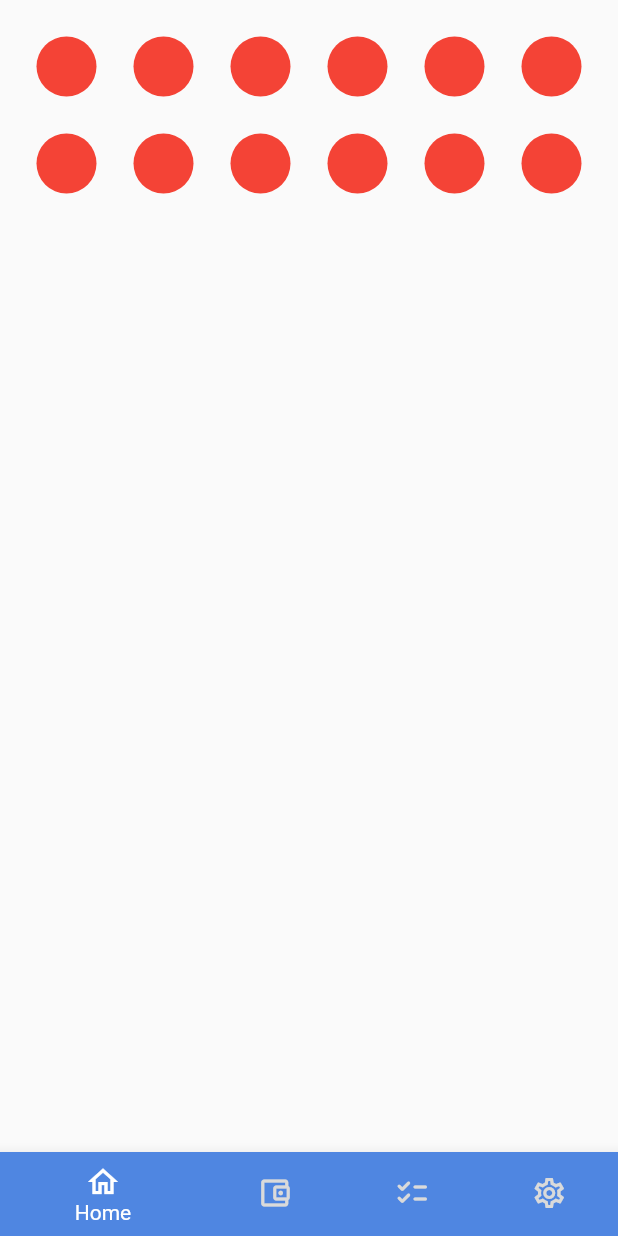
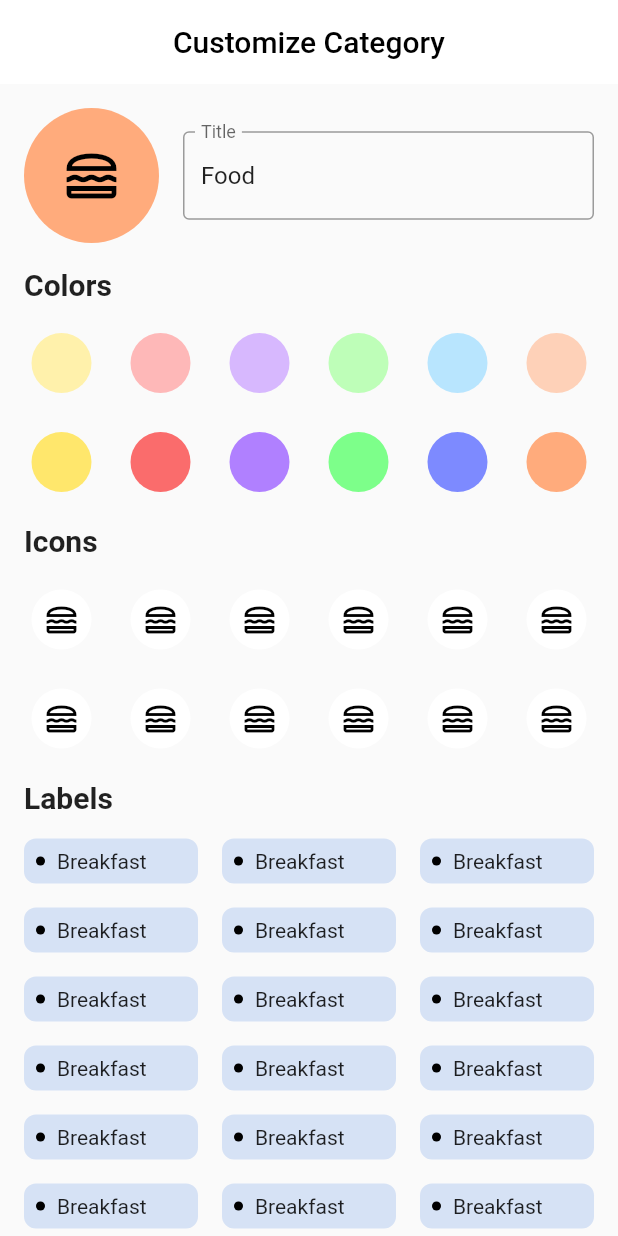
Before and after one commit to YasserMahmoud1/Masroofy, a Flutter app: the screen it shows after launch, on a phone screen of 412 x 824 dp. Run offline on Flutter 3.47's test engine with Material 2 defaults, Android fonts, the phone set to English and light mode, and no system bars; our stand-ins replace flutter_bloc, hexcolor.

Commit message:
modified:   lib/app_cubit.dart 	modified:   lib/app_states.dart 	modified:   lib/categories_page.dart 	modified:   lib/components.dart 	modified:   lib/consts.dart 	new file:   lib/customize_category_page.dart 	modified:   lib/home_page.dart 	modified:   lib/main.dart 	modified:   lib/main_page.dart 	new file:   lib/model.dart 	modified:   lib/settings_page.dart 	modified:   pubspec.lock 	modified:   pubspec.yaml

```diff
--- a/lib/app_cubit.dart
+++ b/lib/app_cubit.dart
@@ -1,10 +1,30 @@
-import 'package:bloc/bloc.dart';
+import 'package:flutter/material.dart';
 import 'package:flutter_bloc/flutter_bloc.dart';
 import 'package:masroofy/app_states.dart';
 
-class AppCubit extends Cubit<AppStates>
-{
+import 'goals_page.dart';
+import 'home_page.dart';
+import 'settings_page.dart';
+import 'wallet_page.dart';
+
+class AppCubit extends Cubit<AppStates> {
   AppCubit(super.initialState);
-  static AppCubit get(context) => BlocProvider.of(context);
+  static AppCubit get(context)=> BlocProvider.of(context);
+  bool isDark = false;
+  int currentPageIndex = 0;
+  List<Widget> screens = [
+    HomePage(),
+    WalletPage(),
+    GoalsPage(),
+    SettingsPage(),
+  ];
+  void changeDarkMode(bool value) {
+    isDark = value;
+    emit(DarkModeChange());
+  }
 
+  void changeNavBarPage(int value) {
+    currentPageIndex = value;
+    emit(ChangeNavBarPage());
+  }
 }
--- a/lib/app_states.dart
+++ b/lib/app_states.dart
@@ -1,3 +1,5 @@
 abstract class AppStates {}
 
-class NightMode extends AppStates{}
+class InitialState extends AppStates{}
+class DarkModeChange extends AppStates{}
+class ChangeNavBarPage extends AppStates{}
--- a/lib/categories_page.dart
+++ b/lib/categories_page.dart
@@ -1,6 +1,8 @@
 import 'package:flutter/material.dart';
+import 'package:masroofy/model.dart';
 
 import 'consts.dart';
+import 'customize_category_page.dart';
 
 class CategoriesPage extends StatelessWidget {
   const CategoriesPage({Key? key}) : super(key: key);
@@ -34,7 +36,10 @@ class CategoriesPage extends StatelessWidget {
                 child: Row(
                   children: const [
                     CircleAvatar(
-                      child: Icon(Icons.lunch_dining_outlined,color: Colors.black,),
+                      child: Icon(
+                        Icons.lunch_dining_outlined,
+                        color: Colors.black,
+                      ),
                       radius: 20,
                       backgroundColor: Color.fromARGB(255, 245, 241, 175),
                     ),
@@ -57,7 +62,14 @@ class CategoriesPage extends StatelessWidget {
       ),
       floatingActionButton: FloatingActionButton(
         child: Icon(Icons.add),
-        onPressed: (() {}),
+        onPressed: (() {
+          Category category = Category(
+              title: "Food",
+              color: "4681E2",
+              iconData: ((Icons.lunch_dining_outlined).codePoint));
+          Navigator.of(context).push(MaterialPageRoute(
+              builder: (context) => CustomizeCategoryPage(category: category)));
+        }),
         backgroundColor: primaryColor,
       ),
     );
--- a/lib/components.dart
+++ b/lib/components.dart
@@ -1,13 +1,16 @@
 import 'package:flutter/material.dart';
+import 'package:hexcolor/hexcolor.dart';
 
 class SelectableAvatar extends StatelessWidget {
-  const SelectableAvatar(
+  SelectableAvatar(
       {Key? key,
-      required this.color,
+      this.color,
+      this.iconData,
       required this.onTab,
       required this.isSelected})
       : super(key: key);
-  final Color color;
+  String? color;
+  int? iconData;
   final bool isSelected;
   final VoidCallback onTab;
   @override
@@ -18,8 +21,12 @@ class SelectableAvatar extends StatelessWidget {
         alignment: Alignment.center,
         children: [
           CircleAvatar(
-            backgroundColor: color,
+            backgroundColor: HexColor(color ?? "FFFFFF"),
             radius: 20,
+            child: iconData != null ?Icon(
+              IconData(iconData!, fontFamily: "MaterialIcons"),
+              color: Colors.black,
+            ):null,
           ),
           Container(
             height: 40,
@@ -29,7 +36,8 @@ class SelectableAvatar extends StatelessWidget {
               borderRadius: BorderRadius.circular(20),
             ),
           ),
-          isSelected? const Icon(
+          isSelected
+              ? const Icon(
                   Icons.check,
                   color: Colors.white,
                 )
--- a/lib/consts.dart
+++ b/lib/consts.dart
@@ -1,4 +1,5 @@
 import 'package:flutter/material.dart';
+import 'package:hexcolor/hexcolor.dart';
 
-Color primaryColor = Color.fromARGB(255, 79, 134, 225);
-Color secondaryColor = Color.fromARGB(51, 79, 135, 225);
+Color primaryColor = HexColor("4681E2");
+Color secondaryColor = HexColor("4681E2").withOpacity(.20);
--- /dev/null
+++ b/lib/customize_category_page.dart
@@ -0,0 +1,266 @@
+import 'package:dotted_border/dotted_border.dart';
+import 'package:flutter/material.dart';
+import 'package:flutter_staggered_grid_view/flutter_staggered_grid_view.dart';
+import 'package:hexcolor/hexcolor.dart';
+import 'package:masroofy/consts.dart';
+import 'package:masroofy/model.dart';
+
+import 'components.dart';
+
+List<String> colors = [
+  "FFF1AB",
+  "FEB8B8",
+  "D7B8FE",
+  "BEFEB8",
+  "B8E5FE",
+  "FED1B8",
+  "FFE76C",
+  "FA6C6C",
+  "B080FF",
+  "7DFF8A",
+  "7D8AFF",
+  "FFAB7C",
+];
+List<int> icons = [
+  (Icons.lunch_dining_outlined).codePoint,
+  (Icons.lunch_dining_outlined).codePoint,
+  (Icons.lunch_dining_outlined).codePoint,
+  (Icons.lunch_dining_outlined).codePoint,
+  (Icons.lunch_dining_outlined).codePoint,
+  (Icons.lunch_dining_outlined).codePoint,
+  (Icons.lunch_dining_outlined).codePoint,
+  (Icons.lunch_dining_outlined).codePoint,
+  (Icons.lunch_dining_outlined).codePoint,
+  (Icons.lunch_dining_outlined).codePoint,
+  (Icons.lunch_dining_outlined).codePoint,
+  (Icons.lunch_dining_outlined).codePoint,
+];
+List labels = [
+  "Breakfast",
+  "Breakfast",
+  "Breakfast",
+  "Breakfast",
+  "Breakfast",
+  "Breakfast",
+  "Breakfast",
+  "Breakfast",
+  "Breakfast",
+  "Breakfast",
+  "Breakfast",
+  "Breakfast",
+  "Breakfast",
+  "Breakfast",
+  "Breakfast",
+  "Breakfast",
+  "Breakfast",
+  "Breakfast",
+  "Breakfast",
+  "Breakfast",
+  "Breakfast",
+  "Breakfast",
+  "Breakfast",
+  "Breakfast",
+];
+
+class CustomizeCategoryPage extends StatefulWidget {
+  CustomizeCategoryPage({Key? key, required this.category}) : super(key: key);
+  Category category;
+  @override
+  State<CustomizeCategoryPage> createState() =>
+      _CustomizeCategoryPageState(category: category);
+}
+
+class _CustomizeCategoryPageState extends State<CustomizeCategoryPage> {
+  _CustomizeCategoryPageState({required this.category});
+  Category category;
+
+  var selectedColor = 0;
+  var selectedIcon = 0;
+
+  void changeColor(int i) {
+    setState(() {
+      selectedColor = i;
+      category.changeColor(colors[i - 1]);
+    });
+  }
+
+  void changeIcon(int i) {
+    setState(() {
+      selectedIcon = i;
+      category.changeIconData(icons[i - 1]);
+    });
+  }
+
+  @override
+  Widget build(BuildContext context) {
+    final titleController = TextEditingController(text: category.title);
+
+    return Scaffold(
+      appBar: AppBar(
+        iconTheme: const IconThemeData(color: Colors.black),
+        title: const Text(
+          "Customize Category",
+          style: TextStyle(color: Colors.black),
+        ),
+        centerTitle: true,
+        backgroundColor: Colors.white,
+        elevation: 0,
+      ),
+      body: SingleChildScrollView(
+        child: Padding(
+          padding: const EdgeInsets.all(16),
+          child: Column(
+            crossAxisAlignment: CrossAxisAlignment.start,
+            children: [
+              Row(
+                children: [
+                  CircleAvatar(
+                    backgroundColor: HexColor(category.color),
+                    radius: 45,
+                    child: Icon(
+                      IconData(category.iconData, fontFamily: "MaterialIcons"),
+                      size: 40,
+                      color: Colors.black,
+                    ),
+                  ),
+                  const SizedBox(
+                    width: 16,
+                  ),
+                  Expanded(
+                    child: TextFormField(
+                      controller: titleController,
+                      decoration: const InputDecoration(
+                        labelText: 'Title',
+                        border: OutlineInputBorder(),
+                      ),
+                      onChanged: ((value) => category.changeTitle(value)),
+                    ),
+                  ),
+                ],
+              ),
+              const SizedBox(
+                height: 16,
+              ),
+              const Text(
+                "Colors",
+                style: TextStyle(fontSize: 20, fontWeight: FontWeight.bold),
+              ),
+              const SizedBox(
+                height: 16,
+              ),
+              GridView.count(
+                physics: const NeverScrollableScrollPhysics(),
+                shrinkWrap: true,
+                crossAxisSpacing: 16,
+                mainAxisSpacing: 16,
+                crossAxisCount: 6,
+                children: <Widget>[
+                  for (int i = 0; i < colors.length; i++)
+                    SelectableAvatar(
+                      color: colors[i],
+                      onTab: (() => changeColor(i + 1)),
+                      isSelected: i + 1 == selectedColor,
+                    )
+                ],
+              ),
+              const SizedBox(
+                height: 16,
+              ),
+              const Text(
+                "Icons",
+                style: TextStyle(fontSize: 20, fontWeight: FontWeight.bold),
+              ),
+              const SizedBox(
+                height: 16,
+              ),
+              GridView.count(
+                physics: const NeverScrollableScrollPhysics(),
+                shrinkWrap: true,
+                crossAxisSpacing: 16,
+                mainAxisSpacing: 16,
+                crossAxisCount: 6,
+                children: <Widget>[
+                  for (int i = 0; i < icons.length; i++)
+                    SelectableAvatar(
+                      iconData: icons[i],
+                      onTab: (() => changeIcon(i + 1)),
+                      isSelected: i + 1 == selectedIcon,
+                    )
+                ],
+              ),
+              const SizedBox(
+                height: 16,
+              ),
+              const Text(
+                "Labels",
+                style: TextStyle(fontSize: 20, fontWeight: FontWeight.bold),
+              ),
+              const SizedBox(
+                height: 16,
+              ),
+              StaggeredGrid.count(
+                mainAxisSpacing: 16,
+                crossAxisSpacing: 16,
+                crossAxisCount: 3,
+                children: <Widget>[
+                  for (int i = 0; i < labels.length; i++)
+                    Container(
+                      decoration: BoxDecoration(
+                          color: secondaryColor,
+                          borderRadius: BorderRadius.circular(8)),
+                      child: Padding(
+                        padding: const EdgeInsetsDirectional.only(start: 8.0),
+                        child: SizedBox(
+                          height: 30,
+                          child: Row(
+                            mainAxisSize: MainAxisSize.min,
+                            children: [
+                              const CircleAvatar(
+                                backgroundColor: Colors.black,
+                                radius: 3,
+                              ),
+                              const SizedBox(width: 8),
+                              Text(labels[i]),
+                            ],
+                          ),
+                        ),
+                      ),
+                    ),
+                  InkWell(
+                    onTap: () {
+
+                    },
+                    child: Container(
+
+                      height: 30,
+                      decoration: BoxDecoration(
+                        borderRadius: BorderRadius.circular(8),
+
+                        color: secondaryColor
+                      ),
+                      child: Padding(
+                        padding: const EdgeInsetsDirectional.only(start:8.0),
+                        child: Row(
+                          children: const [
+                            Icon(
+                              Icons.add,
+                              size: 20,
+                            ),
+                            SizedBox(
+                              width: 8,
+                            ),
+                            Text("Add Label"),
+                          ],
+                        ),
+                      ),
+                    ),
+                  ),
+                ],
+              ),
+            ],
+          ),
+        ),
+      ),
+    );
+  }
+}
--- a/lib/home_page.dart
+++ b/lib/home_page.dart
@@ -1,39 +1,14 @@
 import 'package:flutter/material.dart';
-import 'package:masroofy/components.dart';
 
-class HomePage extends StatefulWidget {
-  const HomePage({Key? key}) : super(key: key);
-
-  @override
-  State<HomePage> createState() => _HomePageState();
-}
-
-class _HomePageState extends State<HomePage> {
-  @override
-  int indexSelected = 0;
-  void checkOption(index) {
-    setState(() {
-      indexSelected = index;
-    });
-  }
+class HomePage extends StatelessWidget {
+  HomePage({Key? key}) : super(key: key);
+  int icondata = (Icons.lunch_dining_outlined).codePoint;
 
   @override
   Widget build(BuildContext context) {
     return Padding(
       padding: const EdgeInsets.all(20.0),
-      child: GridView.count(
-        crossAxisSpacing: 16,
-        mainAxisSpacing: 16,
-        crossAxisCount: 6,
-        children: <Widget>[
-          for (int i = 0; i < 12; i++)
-            SelectableAvatar(
-              color: Colors.red,
-              onTab: () => checkOption(i+1),
-              isSelected: i+1 == indexSelected,
-            )
-        ],
-      ),
+      child: Icon(IconData(icondata, fontFamily: "MaterialIcons")),
     );
   }
 }
--- a/lib/main.dart
+++ b/lib/main.dart
@@ -1,5 +1,6 @@
 import 'package:flutter/material.dart';
-import 'main_page.dart';
+import 'customize_category_page.dart';
+import 'model.dart';
 
 void main() {
   runApp(const MyApp());
@@ -11,9 +12,16 @@ class MyApp extends StatelessWidget {
   // This widget is the root of your application.
   @override
   Widget build(BuildContext context) {
+    Category category = Category(
+        title: "Food",
+        color: "FFAB7C",
+        iconData: ((Icons.lunch_dining_outlined).codePoint));
+
     return MaterialApp(
       debugShowCheckedModeBanner: false,
-      home: MainPage(),
+      home: CustomizeCategoryPage(
+        category: category,
+      ),
     );
   }
 }
--- a/lib/main_page.dart
+++ b/lib/main_page.dart
@@ -1,39 +1,33 @@
 import 'package:flutter/material.dart';
+import 'package:flutter_bloc/flutter_bloc.dart';
+import 'package:masroofy/app_cubit.dart';
+import 'package:masroofy/app_states.dart';
 import 'package:masroofy/consts.dart';
 import 'package:masroofy/goals_page.dart';
 import 'package:masroofy/home_page.dart';
 import 'package:masroofy/settings_page.dart';
 import 'package:masroofy/wallet_page.dart';
 
-class MainPage extends StatefulWidget {
+class MainPage extends StatelessWidget {
   MainPage({super.key});
-
-  @override
-  State<MainPage> createState() => _MainPageState();
-}
-
-class _MainPageState extends State<MainPage> {
-  List<Widget> screens = [
-    HomePage(),
-    WalletPage(),
-    GoalsPage(),
-    SettingsPage(),
-  ];
-
-  int currentIndex = 0;
-
   @override
   Widget build(BuildContext context) {
+    return BlocProvider(
+      create: (context) => AppCubit(InitialState()),
+      child: BlocConsumer<AppCubit,AppStates>(
+          listener: (context, state) {},
+          builder: (context, state) {
+            AppCubit cubit = AppCubit.get(context);
+
             return SafeArea(
               child: Scaffold(
-        body: screens[currentIndex],
+                body: cubit.screens[cubit.currentPageIndex],
                 bottomNavigationBar: BottomNavigationBar(
                   selectedItemColor: Colors.white,
                   unselectedItemColor: const Color.fromARGB(255, 218, 218, 218),
-          currentIndex: currentIndex,
+                  currentIndex: cubit.currentPageIndex,
                   onTap: (value) {
-            currentIndex = value;
-            setState(() {});
+                    cubit.changeNavBarPage(value);
                   },
                   items: [
                     BottomNavigationBarItem(
@@ -60,5 +54,7 @@ class _MainPageState extends State<MainPage> {
                 ),
               ),
             );
+          }),
+    );
   }
 }
--- /dev/null
+++ b/lib/model.dart
@@ -0,0 +1,18 @@
+class Category {
+  String title;
+  String color;
+  int iconData;
+
+  Category({required this.title, required this.color, required this.iconData});
+  void changeColor(String value) {
+    color = value;
+  }
+  void changeTitle(String value) {
+    title = value;
+  }
+  void changeIconData(int value) {
+    iconData = value;
+  }
+  String getColor() => color;
+
+}
--- a/lib/settings_page.dart
+++ b/lib/settings_page.dart
@@ -1,28 +1,25 @@
 import 'package:flutter/material.dart';
-import 'package:hexcolor/hexcolor.dart';
+import 'package:flutter_bloc/flutter_bloc.dart';
+import 'package:masroofy/app_cubit.dart';
+import 'package:masroofy/app_states.dart';
 import 'package:masroofy/categories_page.dart';
 import 'package:masroofy/consts.dart';
 
-class SettingsPage extends StatefulWidget {
+class SettingsPage extends StatelessWidget {
   const SettingsPage({Key? key}) : super(key: key);
 
   @override
-  State<SettingsPage> createState() => _SettingsPageState();
-}
-
-class _SettingsPageState extends State<SettingsPage> {
-  bool isDark = false;
-
-  @override
   Widget build(BuildContext context) {
-    return SizedBox(
+    return BlocConsumer<AppCubit, AppStates>(
+      listener: (context, state) {},
+      builder: (context, state) => SizedBox(
         width: double.infinity,
         child: Column(
           children: [
             Container(
               width: double.infinity,
               height: MediaQuery.of(context).size.height / 3,
-            color: HexColor("#5C85DA"),
+              color: primaryColor,
               child: const Center(
                 child: Text(
                   "Settings",
@@ -47,8 +44,8 @@ class _SettingsPageState extends State<SettingsPage> {
                 child: Column(
                   children: [
                     Padding(
-                    padding:
-                        const EdgeInsets.symmetric(horizontal: 24, vertical: 8),
+                      padding: const EdgeInsets.symmetric(
+                          horizontal: 24, vertical: 8),
                       child: Row(
                         mainAxisAlignment: MainAxisAlignment.spaceBetween,
                         children: [
@@ -65,10 +62,9 @@ class _SettingsPageState extends State<SettingsPage> {
                           ),
                           Switch(
                             activeColor: primaryColor,
-                          value: isDark,
+                            value: AppCubit.get(context).isDark,
                             onChanged: (value) {
-                            isDark = value;
-                            setState(() {});
+                              AppCubit.get(context).changeDarkMode(value);
                             },
                           ),
                         ],
@@ -78,13 +74,13 @@ class _SettingsPageState extends State<SettingsPage> {
                 ),
               ),
             ),
-          SizedBox(
+            const SizedBox(
               height: 24,
             ),
             InkWell(
               onTap: () {
                 Navigator.of(context).push(MaterialPageRoute(
-                  builder: (context) => CategoriesPage()));
+                    builder: (context) => const CategoriesPage()));
               },
               child: Padding(
                 padding: const EdgeInsets.symmetric(horizontal: 16),
@@ -94,8 +90,8 @@ class _SettingsPageState extends State<SettingsPage> {
                     borderRadius: BorderRadius.circular(8),
                   ),
                   child: Padding(
-                  padding:
-                      const EdgeInsets.symmetric(horizontal: 24, vertical: 16),
+                    padding: const EdgeInsets.symmetric(
+                        horizontal: 24, vertical: 16),
                     child: Row(
                       children: const [
                         Icon(Icons.category_outlined),
@@ -113,31 +109,7 @@ class _SettingsPageState extends State<SettingsPage> {
             ),
           ],
         ),
+      ),
     );
   }
 }
-                    // SizedBox(height: 24,),
-                    // Row(
-                    //   mainAxisAlignment: MainAxisAlignment.spaceBetween,
-                    //   children: [
-                    //     Row(
-                    //       children: const [
-                    //         Icon(Icons.category_outlined),
-                    //         SizedBox(
-                    //           width: 24,
-                    //         ),
-                    //         Text(
-                    //           "Categories",
-                    //         ),
-                    //       ],
-                    //     ),
-                    //     Switch(
-                    //       activeColor: primaryColor,
-                    //       value: isDark,
-                    //       onChanged: (value) {
-                    //         isDark = value;
-                    //         setState(() {});
-                    //       },
-                    //     ),
-                    //   ],
-                    // ),
--- a/pubspec.yaml
+++ b/pubspec.yaml
@@ -39,6 +39,8 @@ dependencies:
   bloc: ^8.1.0
   flutter_bloc: ^8.1.1
   hexcolor: ^3.0.1
+  flutter_staggered_grid_view: ^0.6.2
+  dotted_border: ^2.0.0+3
 
 dev_dependencies:
   flutter_test:
```
Also changed, not shown: pubspec.lock. Lines whose indentation alone changed are shown as unchanged.
